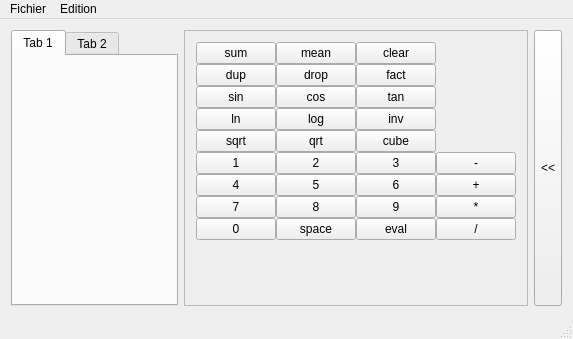
Old version of the form calcpol/mainwindow.ui in the repository trecouvr/calclpol.
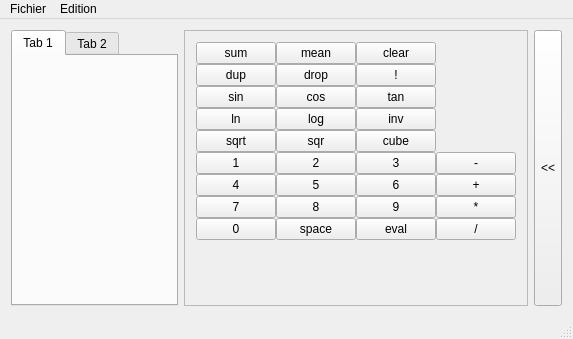
New version of the form. Custom widgets are drawn as their Qt base class.

Commit message: [fix] div by 0 et boutons mal ortographié sur le clavier

The edit to the form file:
```diff
--- a/calcpol/mainwindow.ui
+++ b/calcpol/mainwindow.ui
@@ -116,7 +116,7 @@
          <item row="9" column="1">
           <widget class="QPushButton" name="pb_qrt">
            <property name="text">
-            <string> qrt </string>
+            <string>sqr</string>
            </property>
           </widget>
          </item>
@@ -268,7 +268,7 @@
          <item row="6" column="2">
           <widget class="QPushButton" name="pb_fact">
            <property name="text">
-            <string> fact </string>
+            <string>!</string>
            </property>
           </widget>
          </item>
```
Left out of the diff: 2 changed lines with no effect on the pictures. The commit also changes 2 other files.
